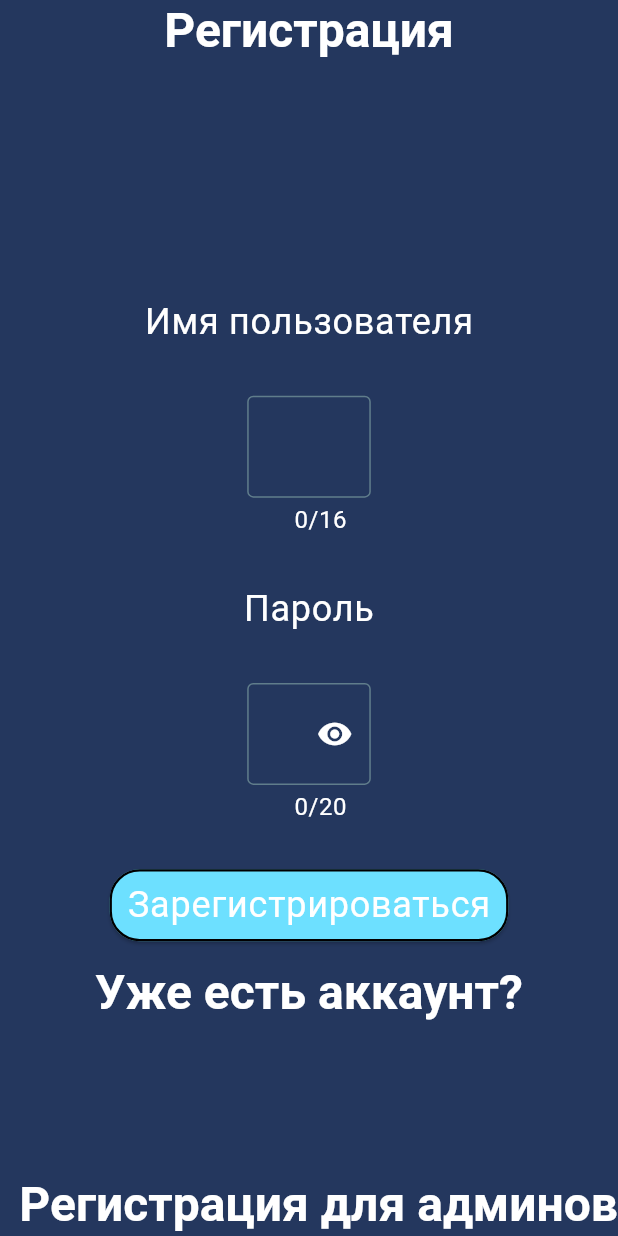
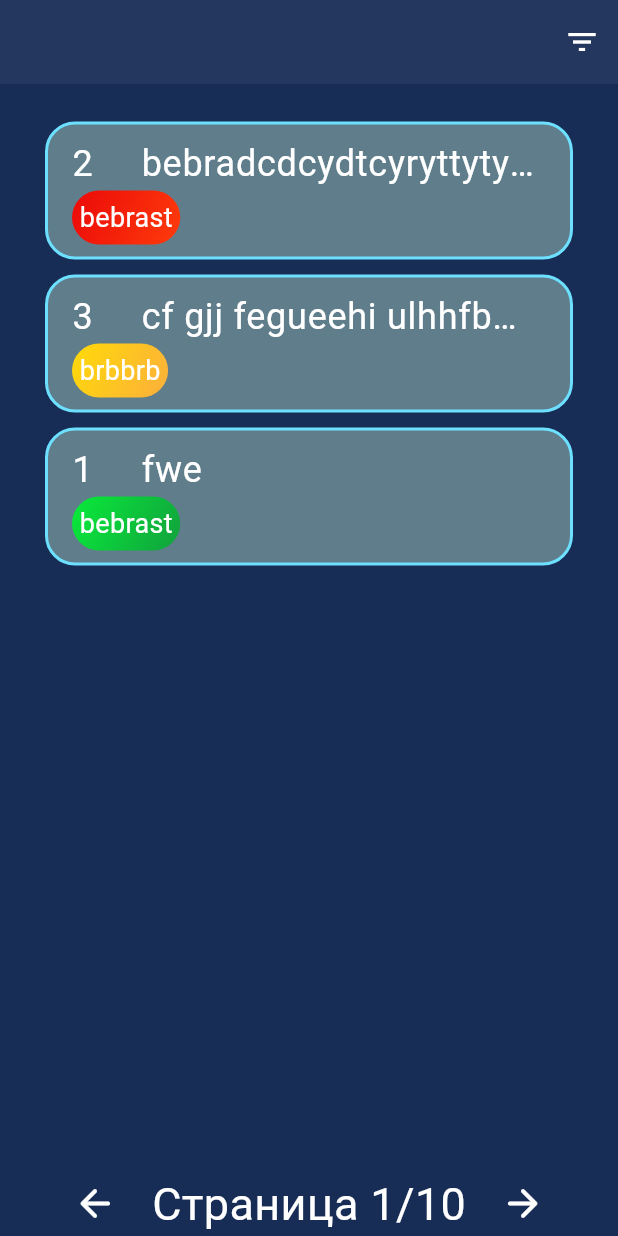
Before and after one commit to artbok/olympics_preparation_client, a Flutter app: the screen it shows after launch, on a phone screen of 412 x 824 dp. Run offline on Flutter 3.47's test engine with Material 3 defaults, Android fonts, the phone set to English and light mode, and no system bars; our stand-ins replace hive, hive_flutter; accounts and stored records are empty.

Commit message:
tasks view

```diff
--- a/lib/admin/pages/admin_first_page.dart
+++ b/lib/admin/pages/admin_first_page.dart
@@ -1,5 +1,4 @@
 import 'package:flutter/material.dart';
-import 'package:olympics_preparation_client/root.dart';
 
 class AdminFirstPage extends StatefulWidget {
   const AdminFirstPage({super.key});
--- a/lib/root.dart
+++ b/lib/root.dart
@@ -3,6 +3,7 @@ import 'package:olympics_preparation_client/user/pages/registration_page.dart';
 import 'package:olympics_preparation_client/localstorage.dart';
 import 'package:olympics_preparation_client/user/pages/first_page.dart';
 import 'package:olympics_preparation_client/requests/auth_user.dart';
+import 'package:olympics_preparation_client/user/pages/user_tasks_page.dart';
 
 class Root extends StatelessWidget {
   const Root({super.key});
@@ -137,7 +138,7 @@ class Root extends StatelessWidget {
                   }
                 },
               )
-              : RegistrationPage(),
+              : UserTasksPage(),
     );
   }
 }
--- a/lib/user/pages/first_page.dart
+++ b/lib/user/pages/first_page.dart
@@ -1,5 +1,4 @@
 import 'package:flutter/material.dart';
-import 'package:olympics_preparation_client/root.dart';
 
 class FirstPage extends StatefulWidget {
   const FirstPage({super.key});
--- /dev/null
+++ b/lib/user/pages/user_tasks_page.dart
@@ -0,0 +1,174 @@
+import "package:flutter/material.dart";
+import 'package:olympics_preparation_client/user/pages/authorisation_page.dart';
+import 'package:olympics_preparation_client/widgets/page_changer.dart';
+import 'package:olympics_preparation_client/widgets/difficulty_indicator.dart';
+import 'package:olympics_preparation_client/user/pages/solve_page.dart';
+
+class UserTasksPage extends StatefulWidget{
+  const UserTasksPage({super.key});
+
+  @override
+  State<UserTasksPage> createState() => _UserTasksPage();
+}
+
+class _UserTasksPage extends State<UserTasksPage>{
+  int currentPage = 1;
+  int totalPages = 0;
+  Widget getItemWidget(
+    String id, String description, String subject, String difficulty, BuildContext context){
+        final colors = Theme.of(context).colorScheme;
+        return Padding(
+              padding: const EdgeInsets.symmetric(horizontal: 30, vertical: 5),
+              child: InkWell(
+                onTap: () => {
+                  Navigator.pushReplacement(
+                  context,
+                  PageRouteBuilder(pageBuilder: (context, animation, secondaryAnimation) => const LoginPage(),transitionDuration: Duration.zero, reverseTransitionDuration: Duration.zero))},
+                child: Container(
+                  decoration: BoxDecoration(
+                    color: colors.secondary,
+                    border: Border.all(
+                      color: colors.primary,
+                      width: 2.0,
+                    ),
+                    borderRadius: BorderRadius.circular(20),
+                  ),
+                  child: ListTile(
+                      title: Row(children: [
+                        Expanded(child: Text("$id     $description", overflow: TextOverflow.ellipsis, softWrap: true,),)
+
+                      ]),
+                      subtitle: Row(children: [
+                        difficultyIndicator(difficulty, subject),
+                        Expanded(
+                            child: Container())
+                      ])
+                      ))));
+          }
+
+
+  void nextPage() {
+    setState(() {
+      currentPage++;
+    });
+  }
+
+  void previousPage() {
+    setState(() {
+      currentPage--;
+    });
+  }
+
+  void filterdialog(BuildContext context){
+  final List<String> filters = [];
+    Widget buildChip(String label) {
+    return FilterChip(
+      label: Text(label),
+      selected: filters.contains(label),
+      onSelected: (bool value) {
+          if (value) {
+            filters.add(label);
+          } else {
+            filters.removeWhere((String name) => name == label);
+          }
+
+      },
+    );
+  }
+    showDialog(
+        context: context,
+        builder: (BuildContext context) => AlertDialog(
+        title: const Text('Фильтры'),
+        content: Column(
+            mainAxisSize: MainAxisSize.min,
+            children: [const SizedBox(height: 3.0),
+           Wrap(
+              children: <Widget>[
+                buildChip('Простой'),
+                buildChip('Средний'),
+                buildChip('Сложный'),
+              ],
+            ),]
+        ),
+        actions: <Widget>[
+          TextButton(
+                    onPressed: () => Navigator.pop(context, 'OK'),
+                    child: const Text('OK'),
+                  ),
+        ],
+      ),
+    );
+  }
+
+
+  @override
+  Widget build(BuildContext context) {
+    List<dynamic> data = [];
+    return Scaffold(
+      appBar: AppBar(
+        actions: [
+          IconButton(
+            icon: const Icon(Icons.filter_list),
+            onPressed: () => filterdialog(context),
+          ),
+        ],
+      ),
+      body:
+        FutureBuilder(
+            future: () async {
+              List <Map<String, String>>h = [{"id":"2",
+              "description":"bebradcdcydtcyryttytytytyeyeyycrbebrafguybregbrebgkycrbgribguggibbuggubgbugbuggybuuybygubuufyfbugugnunoi",
+              "subject":"bebrast",
+              "difficulty":"Сложный"}, {"id":"3",
+              "description":"cf gjj fegueehi ulhhfbhjffffffffnhewwwd,;leeeecfiuon; ffffegu gutgyrtdgjuyrhtgrwrtyuio;lkjhgfds.,mnbvcxpoiuytubgyr",
+              "subject":"brbbrb",
+              "difficulty":"Средний"},{"id":"1",
+              "description":"fwe",
+              "subject":"bebrast",
+              "difficulty":"Простой"}];
+              return h;
+            }(),
+            builder: (context, snapshot) {
+              if (snapshot.connectionState == ConnectionState.waiting) {
+                return const CircularProgressIndicator();
+              } else if (snapshot.hasError) {
+                return Text("Ошибка: ${snapshot.error}");
+              } else {
+                totalPages = 10;
+                data = snapshot.data!;
+                List<Widget> items = [];
+                print(data.toString());
+                for (int i = 0; i < data.length; i++){
+                items.add(getItemWidget(
+                    data[i]["id"],
+                    data[i]["description"]!,
+                    data[i]["subject"]!,
+                    data[i]["difficulty"], context));
+            }
+                if (items.isEmpty) {
+                  return const Center(
+                      child: Text(
+                    "Ничего не найдено :(",
+                    style: TextStyle(fontSize: 40),
+                  ));
+                }
+                return Column(
+                  children: [
+                    Expanded(
+                        flex: 6,
+                        child: Align(
+                            alignment: Alignment.topCenter,
+                            child: Padding(
+                                padding:
+                                    const EdgeInsets.symmetric(vertical: 20),
+                                child: SingleChildScrollView(
+                                    child: Column(
+                                  children: items,
+                                ))))),
+                    pageChanger(currentPage, totalPages, nextPage, previousPage)
+                  ],
+                );
+              }
+            }));
+  }
+}
--- /dev/null
+++ b/lib/widgets/difficulty_indicator.dart
@@ -0,0 +1,40 @@
+import 'package:flutter/material.dart';
+
+Widget difficultyIndicator(String difficulty, String subject, [VoidCallback? onPressed]) {
+  Map<String, LinearGradient> gradients = {
+    "Простой": const LinearGradient(
+        begin: Alignment.topLeft,
+        end: Alignment.bottomRight,
+        colors: <Color>[
+          Color.fromARGB(255, 9, 235, 58),
+          Color.fromARGB(255, 17, 161, 61),
+        ],
+        tileMode: TileMode.clamp),
+    "Средний": const LinearGradient(
+        begin: Alignment.topLeft,
+        end: Alignment.bottomRight,
+        colors: <Color>[
+          Color.fromARGB(255, 255, 218, 8),
+          Color.fromARGB(255, 252, 175, 60),
+        ],
+        tileMode: TileMode.clamp),
+    "Сложный": const LinearGradient(
+        begin: Alignment.topLeft,
+        end: Alignment.bottomRight,
+        colors: <Color>[
+          Color.fromARGB(255, 235, 9, 9),
+          Color.fromARGB(255, 255, 60, 11),
+        ],
+        tileMode: TileMode.clamp),
+  };
+  Widget container = Container(
+    padding: const EdgeInsets.all(5),
+    decoration: BoxDecoration(
+        gradient: gradients[difficulty], borderRadius: BorderRadius.circular(20)),
+    child: Text(subject, style: const TextStyle(color: Colors.white)),
+  );
+  if (onPressed != null) {
+    return InkWell(onTap: onPressed, child: container);
+  }
+  return container;
+}
--- /dev/null
+++ b/lib/widgets/page_changer.dart
@@ -0,0 +1,29 @@
+import 'package:flutter/material.dart';
+
+Widget pageChanger(int currentPage, int totalPages, VoidCallback nextPage,
+    VoidCallback previousPage) {
+  return Row(
+    mainAxisAlignment: MainAxisAlignment.center,
+    children: [
+      InkWell(
+        onTap: () {
+          if (currentPage != 1) {
+            previousPage();
+          }
+        },
+        child: const Icon(Icons.arrow_back_rounded,
+        size: 30.0),
+      ),
+      Text("   Страница $currentPage/$totalPages   ",
+      style: const TextStyle(fontSize: 30.0 ),),
+      InkWell(
+          onTap: () {
+            if (currentPage < totalPages) {
+              nextPage();
+            }
+          },
+          child: const Icon(Icons.arrow_forward_rounded,
+          size: 30.0))
+    ],
+  );
+}
```
Also changed, not shown: lib/user/pages/solve_page.dart (added), pubspec.lock.
